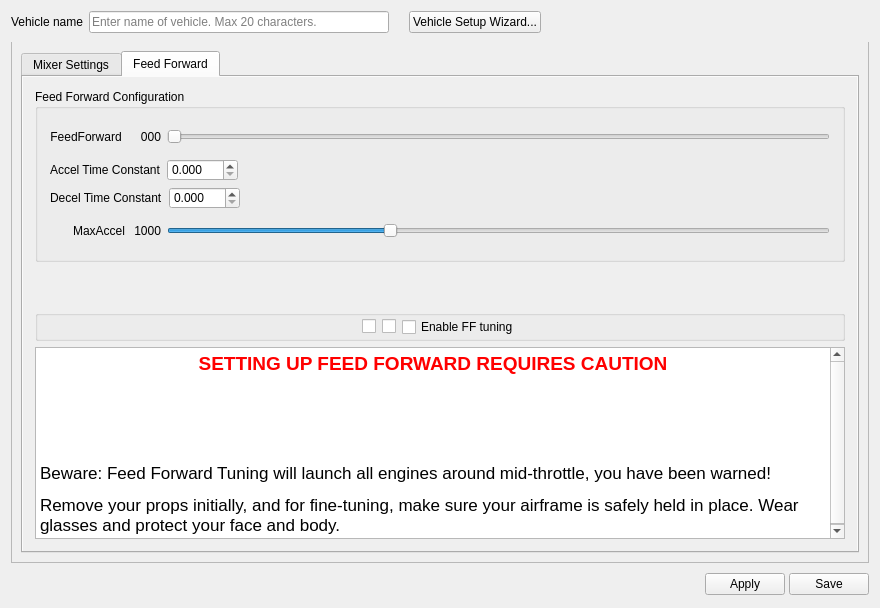
librepilot/LibrePilot, file ground/gcs/src/plugins/config/airframe.ui: the form before one commit.
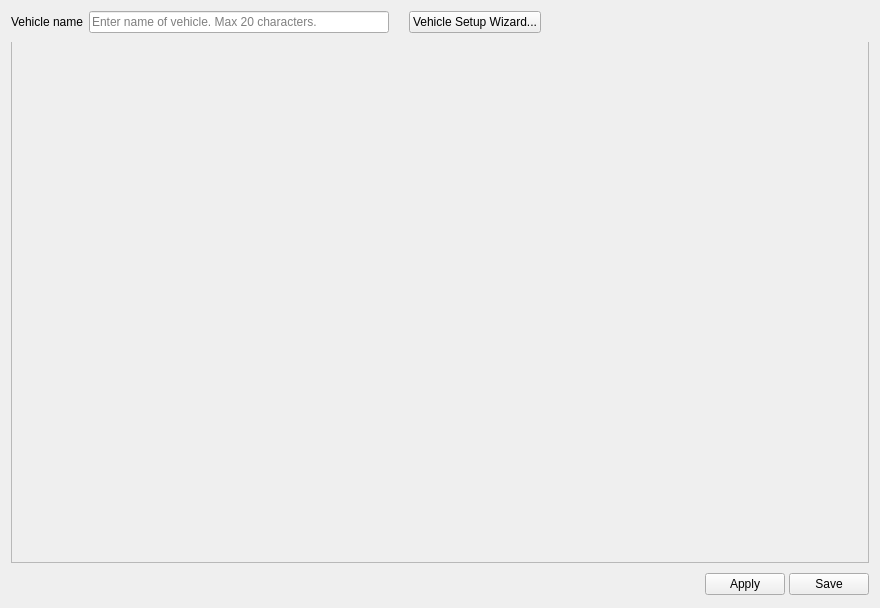
The form after the commit. The open tabs and pages were chosen to show the change. Icons and pictures are not drawn.

Commit message: LP-92 Remove Feed Forward : flight / ground

Diff of the .ui file:
```diff
--- a/ground/gcs/src/plugins/config/airframe.ui
+++ b/ground/gcs/src/plugins/config/airframe.ui
@@ -128,6 +128,12 @@
    </item>
    <item>
     <widget class="QFrame" name="vehicleTypeFrame">
+     <property name="sizePolicy">
+      <sizepolicy hsizetype="Preferred" vsizetype="Expanding">
+       <horstretch>0</horstretch>
+       <verstretch>0</verstretch>
+      </sizepolicy>
+     </property>
      <property name="layoutDirection">
       <enum>Qt::LeftToRight</enum>
      </property>
@@ -148,700 +154,30 @@
      </property>
      <layout class="QVBoxLayout" name="verticalLayout_2">
       <item>
-       <widget class="QTabWidget" name="tabWidget">
+       <widget class="QStackedWidget" name="airframesWidget">
+        <property name="sizePolicy">
+         <sizepolicy hsizetype="Preferred" vsizetype="Preferred">
+          <horstretch>0</horstretch>
+          <verstretch>0</verstretch>
+         </sizepolicy>
+        </property>
+        <property name="maximumSize">
+         <size>
+          <width>16777215</width>
+          <height>16777215</height>
+         </size>
+        </property>
+        <property name="font">
+         <font>
+          <kerning>true</kerning>
+         </font>
+        </property>
+        <property name="frameShape">
+         <enum>QFrame::NoFrame</enum>
+        </property>
         <property name="currentIndex">
          <number>0</number>
         </property>
-        <widget class="QWidget" name="mixerSettingsPage">
-         <property name="autoFillBackground">
-          <bool>true</bool>
-         </property>
-         <attribute name="title">
-          <string>Mixer Settings</string>
-         </attribute>
-         <layout class="QVBoxLayout" name="verticalLayout_3">
-          <property name="leftMargin">
-           <number>9</number>
-          </property>
-          <property name="topMargin">
-           <number>9</number>
-          </property>
-          <property name="rightMargin">
-           <number>9</number>
-          </property>
-          <property name="bottomMargin">
-           <number>9</number>
-          </property>
-          <item>
-           <widget class="QScrollArea" name="airframesScrollArea">
-            <property name="sizePolicy">
-             <sizepolicy hsizetype="Preferred" vsizetype="Preferred">
-              <horstretch>0</horstretch>
-              <verstretch>0</verstretch>
-             </sizepolicy>
-            </property>
-            <property name="minimumSize">
-             <size>
-              <width>0</width>
-              <height>0</height>
-             </size>
-            </property>
-            <property name="palette">
-             <palette>
-              <active>
-               <colorrole role="Base">
-                <brush brushstyle="SolidPattern">
-                 <color alpha="255">
-                  <red>255</red>
-                  <green>255</green>
-                  <blue>255</blue>
-                 </color>
-                </brush>
-               </colorrole>
-               <colorrole role="Window">
-                <brush brushstyle="SolidPattern">
-                 <color alpha="0">
-                  <red>232</red>
-                  <green>232</green>
-                  <blue>232</blue>
-                 </color>
-                </brush>
-               </colorrole>
-              </active>
-              <inactive>
-               <colorrole role="Base">
-                <brush brushstyle="SolidPattern">
-                 <color alpha="255">
-                  <red>255</red>
-                  <green>255</green>
-                  <blue>255</blue>
-                 </color>
-                </brush>
-               </colorrole>
-               <colorrole role="Window">
-                <brush brushstyle="SolidPattern">
-                 <color alpha="0">
-                  <red>232</red>
-                  <green>232</green>
-                  <blue>232</blue>
-                 </color>
-                </brush>
-               </colorrole>
-              </inactive>
-              <disabled>
-               <colorrole role="Base">
-                <brush brushstyle="SolidPattern">
-                 <color alpha="0">
-                  <red>232</red>
-                  <green>232</green>
-                  <blue>232</blue>
-                 </color>
-                </brush>
-               </colorrole>
-               <colorrole role="Window">
-                <brush brushstyle="SolidPattern">
-                 <color alpha="0">
-                  <red>232</red>
-                  <green>232</green>
-                  <blue>232</blue>
-                 </color>
-                </brush>
-               </colorrole>
-              </disabled>
-             </palette>
-            </property>
-            <property name="frameShape">
-             <enum>QFrame::NoFrame</enum>
-            </property>
-            <property name="frameShadow">
-             <enum>QFrame::Plain</enum>
-            </property>
-            <property name="widgetResizable">
-             <bool>true</bool>
-            </property>
-            <widget class="QWidget" name="scrollAreaWidgetContents">
-             <property name="geometry">
-              <rect>
-               <x>0</x>
-               <y>0</y>
-               <width>820</width>
-               <height>435</height>
-              </rect>
-             </property>
-             <layout class="QVBoxLayout" name="verticalLayout">
-              <property name="leftMargin">
-               <number>0</number>
-              </property>
-              <property name="topMargin">
-               <number>0</number>
-              </property>
-              <property name="rightMargin">
-               <number>0</number>
-              </property>
-              <property name="bottomMargin">
-               <number>0</number>
-              </property>
-              <item>
-               <widget class="QStackedWidget" name="airframesWidget">
-                <property name="sizePolicy">
-                 <sizepolicy hsizetype="Preferred" vsizetype="Preferred">
-                  <horstretch>0</horstretch>
-                  <verstretch>0</verstretch>
-                 </sizepolicy>
-                </property>
-                <property name="maximumSize">
-                 <size>
-                  <width>16777215</width>
-                  <height>16777215</height>
-                 </size>
-                </property>
-                <property name="frameShape">
-                 <enum>QFrame::NoFrame</enum>
-                </property>
-                <property name="currentIndex">
-                 <number>-1</number>
-                </property>
-               </widget>
-              </item>
-             </layout>
-            </widget>
-           </widget>
-          </item>
-         </layout>
-        </widget>
-        <widget class="QWidget" name="feedForwardPage">
-         <property name="autoFillBackground">
-          <bool>true</bool>
-         </property>
-         <attribute name="title">
-          <string>Feed Forward</string>
-         </attribute>
-         <layout class="QVBoxLayout" name="verticalLayout_25">
-          <property name="spacing">
-           <number>0</number>
-          </property>
-          <property name="leftMargin">
-           <number>0</number>
-          </property>
-          <property name="topMargin">
-           <number>0</number>
-          </property>
-          <property name="rightMargin">
-           <number>0</number>
-          </property>
-          <property name="bottomMargin">
-           <number>0</number>
-          </property>
-          <item>
-           <widget class="QScrollArea" name="scrollArea_2">
-            <property name="palette">
-             <palette>
-              <active>
-               <colorrole role="Base">
-                <brush brushstyle="SolidPattern">
-                 <color alpha="255">
-                  <red>255</red>
-                  <green>255</green>
-                  <blue>255</blue>
-                 </color>
-                </brush>
-               </colorrole>
-               <colorrole role="Window">
-                <brush brushstyle="SolidPattern">
-                 <color alpha="0">
-                  <red>232</red>
-                  <green>232</green>
-                  <blue>232</blue>
-                 </color>
-                </brush>
-               </colorrole>
-              </active>
-              <inactive>
-               <colorrole role="Base">
-                <brush brushstyle="SolidPattern">
-                 <color alpha="255">
-                  <red>255</red>
-                  <green>255</green>
-                  <blue>255</blue>
-                 </color>
-                </brush>
-               </colorrole>
-               <colorrole role="Window">
-                <brush brushstyle="SolidPattern">
-                 <color alpha="0">
-                  <red>232</red>
-                  <green>232</green>
-                  <blue>232</blue>
-                 </color>
-                </brush>
-               </colorrole>
-              </inactive>
-              <disabled>
-               <colorrole role="Base">
-                <brush brushstyle="SolidPattern">
-                 <color alpha="0">
-                  <red>232</red>
-                  <green>232</green>
-                  <blue>232</blue>
-                 </color>
-                </brush>
-               </colorrole>
-               <colorrole role="Window">
-                <brush brushstyle="SolidPattern">
-                 <color alpha="0">
-                  <red>232</red>
-                  <green>232</green>
-                  <blue>232</blue>
-                 </color>
-                </brush>
-               </colorrole>
-              </disabled>
-             </palette>
-            </property>
-            <property name="frameShape">
-             <enum>QFrame::NoFrame</enum>
-            </property>
-            <property name="frameShadow">
-             <enum>QFrame::Plain</enum>
-            </property>
-            <property name="widgetResizable">
-             <bool>true</bool>
-            </property>
-            <widget class="QWidget" name="scrollAreaWidgetContents_2">
-             <property name="geometry">
-              <rect>
-               <x>0</x>
-               <y>0</y>
-               <width>293</width>
-               <height>300</height>
-              </rect>
-             </property>
-             <layout class="QVBoxLayout" name="verticalLayout_18">
-              <property name="leftMargin">
-               <number>12</number>
-              </property>
-              <property name="topMargin">
-               <number>12</number>
-              </property>
-              <property name="rightMargin">
-               <number>12</number>
-              </property>
-              <property name="bottomMargin">
-               <number>12</number>
-              </property>
-              <item>
-               <widget class="QGroupBox" name="groupBox_12">
-                <property name="title">
-                 <string>Feed Forward Configuration</string>
-                </property>
-                <layout class="QGridLayout" name="gridLayout_8">
-                 <property name="leftMargin">
-                  <number>12</number>
-                 </property>
-                 <property name="topMargin">
-                  <number>12</number>
-                 </property>
-                 <property name="rightMargin">
-                  <number>12</number>
-                 </property>
-                 <property name="bottomMargin">
-                  <number>12</number>
-                 </property>
-                 <item row="2" column="0" colspan="3">
-                  <layout class="QHBoxLayout" name="horizontalLayout_10">
-                   <item>
-                    <widget class="QLabel" name="label_22">
-                     <property name="text">
-                      <string>Decel Time Constant</string>
-                     </property>
-                    </widget>
-                   </item>
-                   <item>
-                    <widget class="QDoubleSpinBox" name="decelTime">
-                     <property name="enabled">
-                      <bool>true</bool>
-                     </property>
-                     <property name="focusPolicy">
-                      <enum>Qt::StrongFocus</enum>
-                     </property>
-                     <property name="toolTip">
-                      <string>When tuning: Slowly raise decel time from zero to just
-under the level where the motor starts to undershoot
-its target speed when decelerating.
-
-Do it after accel time is setup.</string>
-                     </property>
-                     <property name="decimals">
-                      <number>3</number>
-                     </property>
-                     <property name="maximum">
-                      <double>100.000000000000000</double>
-                     </property>
-                     <property name="singleStep">
-                      <double>0.010000000000000</double>
-                     </property>
-                    </widget>
-                   </item>
-                   <item>
-                    <spacer name="horizontalSpacer_12">
-                     <property name="orientation">
-                      <enum>Qt::Horizontal</enum>
-                     </property>
-                     <property name="sizeHint" stdset="0">
-                      <size>
-                       <width>40</width>
-                       <height>20</height>
-                      </size>
-                     </property>
-                    </spacer>
-                   </item>
-                  </layout>
-                 </item>
-                 <item row="1" column="0" colspan="3">
-                  <layout class="QHBoxLayout" name="horizontalLayout_9">
-                   <item>
-                    <widget class="QLabel" name="label_21">
-                     <property name="text">
-                      <string>Accel Time Constant</string>
-                     </property>
-                    </widget>
-                   </item>
-                   <item>
-                    <widget class="QDoubleSpinBox" name="accelTime">
-                     <property name="enabled">
-                      <bool>true</bool>
-                     </property>
-                     <property name="focusPolicy">
-                      <enum>Qt::StrongFocus</enum>
-                     </property>
-                     <property name="toolTip">
-                      <string>In miliseconds.
-When tuning: Slowly raise accel time from zero to just
-under the level where the motor starts to overshoot
-its target speed.</string>
-                     </property>
-                     <property name="decimals">
-                      <number>3</number>
-                     </property>
-                     <property name="maximum">
-                      <double>100.000000000000000</double>
-                     </property>
-                     <property name="singleStep">
-                      <double>0.010000000000000</double>
-                     </property>
-                    </widget>
-                   </item>
-                   <item>
-                    <spacer name="horizontalSpacer_13">
-                     <property name="orientation">
-                      <enum>Qt::Horizontal</enum>
-                     </property>
-                     <property name="sizeHint" stdset="0">
-                      <size>
-                       <width>40</width>
-                       <height>20</height>
-                      </size>
-                     </property>
-                    </spacer>
-                   </item>
-                  </layout>
-                 </item>
-                 <item row="3" column="1">
-                  <widget class="QLabel" name="maxAccelSliderValue">
-                   <property name="maximumSize">
-                    <size>
-                     <width>16777215</width>
-                     <height>16</height>
-                    </size>
-                   </property>
-                   <property name="text">
-                    <string>1000</string>
-                   </property>
-                   <property name="alignment">
-                    <set>Qt::AlignRight|Qt::AlignTrailing|Qt::AlignVCenter</set>
-                   </property>
-                  </widget>
-                 </item>
-                 <item row="0" column="2">
-                  <widget class="QSlider" name="feedForwardSlider">
-                   <property name="enabled">
-                    <bool>true</bool>
-                   </property>
-                   <property name="minimumSize">
-                    <size>
-                     <width>0</width>
-                     <height>32</height>
-                    </size>
-                   </property>
-                   <property name="focusPolicy">
-                    <enum>Qt::StrongFocus</enum>
-                   </property>
-                   <property name="toolTip">
-                    <string>Overall level of feed forward (in percentage).</string>
-                   </property>
-                   <property name="maximum">
-                    <number>100</number>
-                   </property>
-                   <property name="singleStep">
-                    <number>1</number>
-                   </property>
-                   <property name="orientation">
-                    <enum>Qt::Horizontal</enum>
-                   </property>
-                   <property name="tickPosition">
-                    <enum>QSlider::NoTicks</enum>
-                   </property>
-                  </widget>
-                 </item>
-                 <item row="3" column="2">
-                  <widget class="QSlider" name="maxAccelSlider">
-                   <property name="minimumSize">
-                    <size>
-                     <width>0</width>
-                     <height>32</height>
-                    </size>
-                   </property>
-                   <property name="focusPolicy">
-                    <enum>Qt::StrongFocus</enum>
-                   </property>
-                   <property name="toolTip">
-                    <string>Limits how much the engines can accelerate or decelerate.
-In 'units per second', a sound default is 1000.</string>
-                   </property>
-                   <property name="minimum">
-                    <number>500</number>
-                   </property>
-                   <property name="maximum">
-                    <number>2000</number>
-                   </property>
-                   <property name="value">
-                    <number>1000</number>
-                   </property>
-                   <property name="orientation">
-                    <enum>Qt::Horizontal</enum>
-                   </property>
-                   <property name="invertedAppearance">
-                    <bool>false</bool>
-                   </property>
-                   <property name="invertedControls">
-                    <bool>false</bool>
-                   </property>
-                  </widget>
-                 </item>
-                 <item row="3" column="0">
-                  <widget class="QLabel" name="label_37">
-                   <property name="sizePolicy">
-                    <sizepolicy hsizetype="Minimum" vsizetype="Preferred">
-                     <horstretch>0</horstretch>
-                     <verstretch>0</verstretch>
-                    </sizepolicy>
-                   </property>
-                   <property name="minimumSize">
-                    <size>
-                     <width>0</width>
-                     <height>0</height>
-                    </size>
-                   </property>
-                   <property name="maximumSize">
-                    <size>
-                     <width>16777215</width>
-                     <height>16</height>
-                    </size>
-                   </property>
-                   <property name="text">
-                    <string>MaxAccel</string>
-                   </property>
-                   <property name="alignment">
-                    <set>Qt::AlignRight|Qt::AlignTrailing|Qt::AlignVCenter</set>
-                   </property>
-                  </widget>
-                 </item>
-                 <item row="0" column="1">
-                  <widget class="QLabel" name="feedForwardSliderValue">
-                   <property name="minimumSize">
-                    <size>
-                     <width>30</width>
-                     <height>0</height>
-                    </size>
-                   </property>
-                   <property name="text">
-                    <string>000</string>
-                   </property>
-                   <property name="alignment">
-                    <set>Qt::AlignRight|Qt::AlignTrailing|Qt::AlignVCenter</set>
-                   </property>
-                  </widget>
-                 </item>
-                 <item row="0" column="0">
-                  <widget class="QLabel" name="label_20">
-                   <property name="minimumSize">
-                    <size>
-                     <width>0</width>
-                     <height>0</height>
-                    </size>
-                   </property>
-                   <property name="text">
-                    <string>FeedForward </string>
-                   </property>
-                   <property name="alignment">
-                    <set>Qt::AlignRight|Qt::AlignTrailing|Qt::AlignVCenter</set>
-                   </property>
-                  </widget>
-                 </item>
-                </layout>
-               </widget>
-              </item>
-              <item>
-               <spacer name="verticalSpacer_5">
-                <property name="orientation">
-                 <enum>Qt::Vertical</enum>
-                </property>
-                <property name="sizeHint" stdset="0">
-                 <size>
-                  <width>20</width>
-                  <height>40</height>
-                 </size>
-                </property>
-               </spacer>
-              </item>
-              <item>
-               <widget class="QGroupBox" name="groupBox_13">
-                <property name="title">
-                 <string/>
-                </property>
-                <layout class="QHBoxLayout" name="horizontalLayout_5">
-                 <property name="leftMargin">
-                  <number>0</number>
-                 </property>
-                 <property name="topMargin">
-                  <number>0</number>
-                 </property>
-                 <property name="rightMargin">
-                  <number>0</number>
-                 </property>
-                 <property name="bottomMargin">
-                  <number>0</number>
-                 </property>
-                 <item>
-                  <spacer name="horizontalSpacer_8">
-                   <property name="orientation">
-                    <enum>Qt::Horizontal</enum>
-                   </property>
-                   <property name="sizeHint" stdset="0">
-                    <size>
-                     <width>267</width>
-                     <height>20</height>
-                    </size>
-                   </property>
-                  </spacer>
-                 </item>
-                 <item>
-                  <widget class="QCheckBox" name="ffTestBox1">
-                   <property name="focusPolicy">
-                    <enum>Qt::StrongFocus</enum>
-                   </property>
-                   <property name="toolTip">
-                    <string>&lt;!DOCTYPE HTML PUBLIC &quot;-//W3C//DTD HTML 4.0//EN&quot; &quot;http://www.w3.org/TR/REC-html40/strict.dtd&quot;&gt;
-&lt;html&gt;&lt;head&gt;&lt;meta name=&quot;qrichtext&quot; content=&quot;1&quot; /&gt;&lt;style type=&quot;text/css&quot;&gt;
-p, li { white-space: pre-wrap; }
-&lt;/style&gt;&lt;/head&gt;&lt;body style=&quot; font-family:'Ubuntu'; font-size:11pt; font-weight:400; font-style:normal;&quot;&gt;
-&lt;p style=&quot; margin-top:0px; margin-bottom:0px; margin-left:0px; margin-right:0px; -qt-block-indent:0; text-indent:0px;&quot;&gt;&lt;span style=&quot; font-family:'Sans'; font-size:10pt;&quot;&gt;Beware! Check &lt;/span&gt;&lt;span style=&quot; font-family:'Sans'; font-size:10pt; font-weight:600;&quot;&gt;all three&lt;/span&gt;&lt;span style=&quot; font-family:'Sans'; font-size:10pt;&quot;&gt; checkboxes to test Feed Forward.&lt;/span&gt;&lt;/p&gt;
-&lt;p style=&quot; margin-top:0px; margin-bottom:0px; margin-left:0px; margin-right:0px; -qt-block-indent:0; text-indent:0px;&quot;&gt;&lt;span style=&quot; font-family:'Sans'; font-size:10pt;&quot;&gt;It will run only if your airframe armed.&lt;/span&gt;&lt;/p&gt;&lt;/body&gt;&lt;/html&gt;</string>
-                   </property>
-                   <property name="text">
-                    <string/>
-                   </property>
-                  </widget>
-                 </item>
-                 <item>
-                  <widget class="QCheckBox" name="ffTestBox2">
-                   <property name="focusPolicy">
-                    <enum>Qt::StrongFocus</enum>
-                   </property>
-                   <property name="toolTip">
-                    <string>&lt;!DOCTYPE HTML PUBLIC &quot;-//W3C//DTD HTML 4.0//EN&quot; &quot;http://www.w3.org/TR/REC-html40/strict.dtd&quot;&gt;
-&lt;html&gt;&lt;head&gt;&lt;meta name=&quot;qrichtext&quot; content=&quot;1&quot; /&gt;&lt;style type=&quot;text/css&quot;&gt;
-p, li { white-space: pre-wrap; }
-&lt;/style&gt;&lt;/head&gt;&lt;body style=&quot; font-family:'Ubuntu'; font-size:11pt; font-weight:400; font-style:normal;&quot;&gt;
-&lt;p style=&quot; margin-top:0px; margin-bottom:0px; margin-left:0px; margin-right:0px; -qt-block-indent:0; text-indent:0px;&quot;&gt;&lt;span style=&quot; font-family:'Sans'; font-size:10pt;&quot;&gt;Beware! Check &lt;/span&gt;&lt;span style=&quot; font-family:'Sans'; font-size:10pt; font-weight:600;&quot;&gt;all three&lt;/span&gt;&lt;span style=&quot; font-family:'Sans'; font-size:10pt;&quot;&gt; checkboxes to test Feed Forward.&lt;/span&gt;&lt;/p&gt;
-&lt;p style=&quot; margin-top:0px; margin-bottom:0px; margin-left:0px; margin-right:0px; -qt-block-indent:0; text-indent:0px;&quot;&gt;&lt;span style=&quot; font-family:'Sans'; font-size:10pt;&quot;&gt;It will run only if your airframe armed.&lt;/span&gt;&lt;/p&gt;&lt;/body&gt;&lt;/html&gt;</string>
-                   </property>
-                   <property name="text">
-                    <string/>
-                   </property>
-                  </widget>
-                 </item>
-                 <item>
-                  <widget class="QCheckBox" name="ffTestBox3">
-                   <property name="focusPolicy">
-                    <enum>Qt::StrongFocus</enum>
-                   </property>
-                   <property name="toolTip">
-                    <string>&lt;!DOCTYPE HTML PUBLIC &quot;-//W3C//DTD HTML 4.0//EN&quot; &quot;http://www.w3.org/TR/REC-html40/strict.dtd&quot;&gt;
-&lt;html&gt;&lt;head&gt;&lt;meta name=&quot;qrichtext&quot; content=&quot;1&quot; /&gt;&lt;style type=&quot;text/css&quot;&gt;
-p, li { white-space: pre-wrap; }
-&lt;/style&gt;&lt;/head&gt;&lt;body style=&quot; font-family:'Ubuntu'; font-size:11pt; font-weight:400; font-style:normal;&quot;&gt;
-&lt;p style=&quot; margin-top:0px; margin-bottom:0px; margin-left:0px; margin-right:0px; -qt-block-indent:0; text-indent:0px;&quot;&gt;&lt;span style=&quot; font-family:'Sans'; font-size:10pt;&quot;&gt;Beware! Check &lt;/span&gt;&lt;span style=&quot; font-family:'Sans'; font-size:10pt; font-weight:600;&quot;&gt;all three&lt;/span&gt;&lt;span style=&quot; font-family:'Sans'; font-size:10pt;&quot;&gt; checkboxes to test Feed Forward.&lt;/span&gt;&lt;/p&gt;
-&lt;p style=&quot; margin-top:0px; margin-bottom:0px; margin-left:0px; margin-right:0px; -qt-block-indent:0; text-indent:0px;&quot;&gt;&lt;span style=&quot; font-family:'Sans'; font-size:10pt;&quot;&gt;It will run only if your airframe armed.&lt;/span&gt;&lt;/p&gt;&lt;/body&gt;&lt;/html&gt;</string>
-                   </property>
-                   <property name="text">
-                    <string>Enable FF tuning</string>
-                   </property>
-                  </widget>
-                 </item>
-                 <item>
-                  <spacer name="horizontalSpacer_7">
-                   <property name="orientation">
-                    <enum>Qt::Horizontal</enum>
-                   </property>
-                   <property name="sizeHint" stdset="0">
-                    <size>
-                     <width>267</width>
-                     <height>20</height>
-                    </size>
-                   </property>
-                  </spacer>
-                 </item>
-                </layout>
-               </widget>
-              </item>
-              <item>
-               <widget class="QTextBrowser" name="textBrowser">
-                <property name="sizePolicy">
-                 <sizepolicy hsizetype="Expanding" vsizetype="MinimumExpanding">
-                  <horstretch>0</horstretch>
-                  <verstretch>0</verstretch>
-                 </sizepolicy>
-                </property>
-                <property name="minimumSize">
-                 <size>
-                  <width>0</width>
-                  <height>40</height>
-                 </size>
-                </property>
-                <property name="html">
-                 <string>&lt;!DOCTYPE HTML PUBLIC &quot;-//W3C//DTD HTML 4.0//EN&quot; &quot;http://www.w3.org/TR/REC-html40/strict.dtd&quot;&gt;
-&lt;html&gt;&lt;head&gt;&lt;meta name=&quot;qrichtext&quot; content=&quot;1&quot; /&gt;&lt;style type=&quot;text/css&quot;&gt;
-p, li { white-space: pre-wrap; }
-&lt;/style&gt;&lt;/head&gt;&lt;body style=&quot; font-family:'Ubuntu'; font-size:11pt; font-weight:400; font-style:normal;&quot;&gt;
-&lt;table border=&quot;0&quot; style=&quot;-qt-table-type: root; margin-top:4px; margin-bottom:4px; margin-left:4px; margin-right:4px;&quot;&gt;
-&lt;tr&gt;
-&lt;td style=&quot;border: none;&quot;&gt;
-&lt;p align=&quot;center&quot; style=&quot; margin-top:0px; margin-bottom:0px; margin-left:0px; margin-right:0px; -qt-block-indent:0; text-indent:0px;&quot;&gt;&lt;span style=&quot; font-size:14pt; font-weight:600; color:#ff0000;&quot;&gt;SETTING UP FEED FORWARD REQUIRES CAUTION&lt;/span&gt;&lt;/p&gt;
-&lt;p style=&quot;-qt-paragraph-type:empty; margin-top:0px; margin-bottom:0px; margin-left:0px; margin-right:0px; -qt-block-indent:0; text-indent:0px;&quot;&gt;&lt;br /&gt;&lt;/p&gt;
-&lt;p style=&quot; margin-top:0px; margin-bottom:0px; margin-left:0px; margin-right:0px; -qt-block-indent:0; text-indent:0px;&quot;&gt;&lt;br /&gt;&lt;/p&gt;
-&lt;p style=&quot; margin-top:0px; margin-bottom:0px; margin-left:0px; margin-right:0px; -qt-block-indent:0; text-indent:0px;&quot;&gt;&lt;br /&gt;&lt;/p&gt;
-&lt;p style=&quot; margin-top:0px; margin-bottom:0px; margin-left:0px; margin-right:0px; -qt-block-indent:0; text-indent:0px;&quot;&gt;&lt;span style=&quot; font-family:'Lucida Grande'; font-size:13pt;&quot;&gt;Beware: Feed Forward Tuning will launch all engines around mid-throttle, you have been warned!&lt;/span&gt;&lt;/p&gt;
-&lt;p style=&quot; margin-top:12px; margin-bottom:12px; margin-left:0px; margin-right:0px; -qt-block-indent:0; text-indent:0px;&quot;&gt;&lt;span style=&quot; font-family:'Lucida Grande'; font-size:13pt;&quot;&gt;Remove your props initially, and for fine-tuning, make sure your airframe is safely held in place. Wear glasses and protect your face and body.&lt;/span&gt;&lt;/p&gt;&lt;/td&gt;&lt;/tr&gt;&lt;/table&gt;&lt;/body&gt;&lt;/html&gt;</string>
-                </property>
-               </widget>
-              </item>
-             </layout>
-            </widget>
-           </widget>
-          </item>
-         </layout>
-        </widget>
        </widget>
       </item>
      </layout>
```
Left out of the diff: 48 changed lines with no effect on the pictures. The commit also changes 7 other files.
